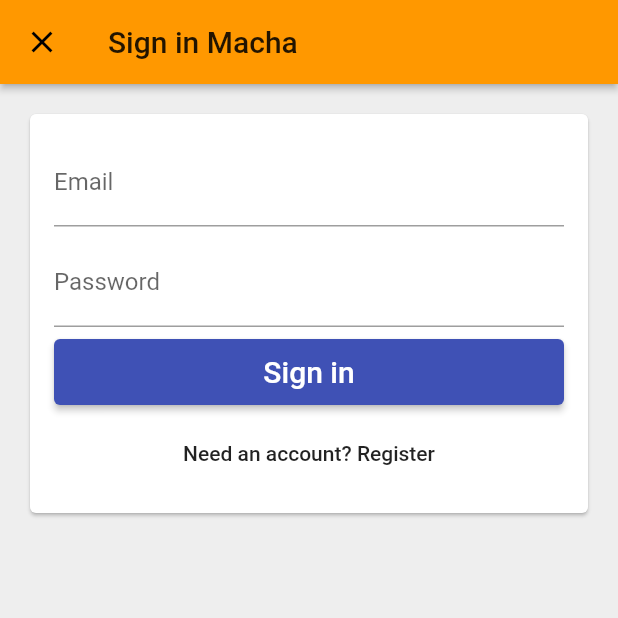
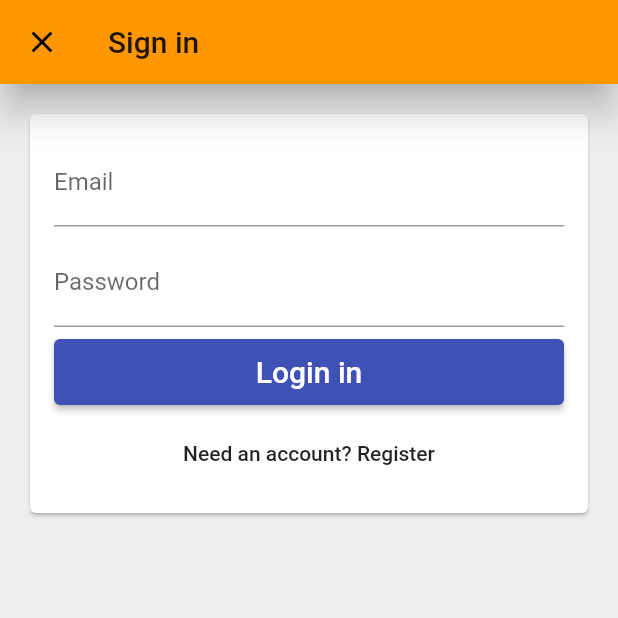
Before and after one commit to GeethKuldeep/Equinox_2021, a Flutter app: the screen it shows after launch, after a tap on "Sign in with email", on a phone screen of 412 x 824 dp, the top half of it. Run offline on Flutter 3.47's test engine with Material 2 defaults, Android fonts, the phone set to English and light mode, and no system bars; our stand-ins replace firebase_auth, fluttertoast, google_sign_in; accounts and stored records are empty.

```diff
--- a/lib/landing_page.dart
+++ b/lib/landing_page.dart
@@ -1,12 +1,25 @@
 
+import 'dart:async';
+
+import 'package:firebase_auth/firebase_auth.dart';
 import 'package:flutter/material.dart';
 import 'package:google_sigin/services/authentication.dart';
 import 'package:google_sigin/home_page.dart';
 import 'package:google_sigin/sign_in/sign_in_page.dart';
+import 'package:google_sigin/widgets/email_verification.dart';
 import 'package:provider/provider.dart';
 
 
-class LandingPage extends StatelessWidget {
+class LandingPage extends StatefulWidget {
+  @override
+  _LandingPageState createState() => _LandingPageState();
+}
+
+class _LandingPageState extends State<LandingPage> {
+
+
+
+
   @override
   Widget build(BuildContext context) {
     final auth=Provider.of<AuthBase>(context);
@@ -18,7 +31,7 @@ class LandingPage extends StatelessWidget {
             if (user == null) {
               return SignInPage();
             }
-            return HomePage();
+            return Verified();
 
           } else {
             return Scaffold(
--- a/lib/services/authentication.dart
+++ b/lib/services/authentication.dart
@@ -3,6 +3,7 @@ import 'package:flutter/foundation.dart';
 import 'package:flutter/material.dart';
 import 'package:flutter/services.dart';
 import 'package:google_sign_in/google_sign_in.dart';
+import 'package:fluttertoast/fluttertoast.dart';
 
 class User {
   User({@required this.uid});
@@ -12,6 +13,7 @@ class User {
 
 abstract class AuthBase {
   Stream<User> get onAuthStateChanged;
+  Future<void> VerifyUser();
   Future<User> currentUser();
   Future<void> signOut();
   Future<User> signInWithGoogle();
@@ -55,6 +57,8 @@ class Auth implements AuthBase {
     return _userFromFirebase(authResult.user);
   }
 
+
+
   @override
   Future<User> signInWithGoogle() async {
     final googleSignIn = GoogleSignIn();
--- a/lib/sign_in/email_sigin_page.dart
+++ b/lib/sign_in/email_sigin_page.dart
@@ -9,8 +9,8 @@ class EmailSigninPage extends StatelessWidget {
   Widget build(BuildContext context) {
     return Scaffold(
       appBar: AppBar(
-        title: Text('Sign in Macha'),
-        elevation: 2.0,
+        title: Text('Sign in'),
+        elevation: 10.0,
       ),
       body: Padding(
         padding: EdgeInsets.all(16.0),
--- a/lib/widgets/Email_Signin_form.dart
+++ b/lib/widgets/Email_Signin_form.dart
@@ -1,4 +1,9 @@
+
+import 'dart:async';
+
+import 'package:firebase_auth/firebase_auth.dart';
 import 'package:flutter/material.dart';
+import 'package:fluttertoast/fluttertoast.dart';
 import 'package:google_sigin/services/authentication.dart';
 import 'package:provider/provider.dart';
 import 'Email_Signin_Button.dart';
@@ -12,14 +17,19 @@ class EmailSignInForm extends StatefulWidget {
 
 class _EmailSignInFormState extends State<EmailSignInForm> {
 
+
+
   var _formkey =GlobalKey<FormState>();
+  String confirmpassword = "";
   final TextEditingController _emailController = TextEditingController();
   final TextEditingController _passwordController = TextEditingController();
   final FocusNode _emailFocusNode = FocusNode();
-  final FocusNode _passwordFocusNode = FocusNode();
+  final FocusNode _password1FocusNode = FocusNode();
+  final FocusNode _password2FocusNode = FocusNode();
   String get _email => _emailController.text;
   String get _password => _passwordController.text;
   EmailSignInFormType _formType = EmailSignInFormType.signIn;
+
 
   void _submit() async {
     try {
@@ -35,8 +45,12 @@ class _EmailSignInFormState extends State<EmailSignInForm> {
     }
   }
 
+
   void _emailEditingComplete() {
-    FocusScope.of(context).requestFocus(_passwordFocusNode);
+    FocusScope.of(context).requestFocus(_password1FocusNode);
+  }
+  void _passwordEditingComplete(){
+    FocusScope.of(context).requestFocus(_password2FocusNode);
   }
   void _toggleFormType() {
       setState(() {
@@ -51,7 +65,7 @@ class _EmailSignInFormState extends State<EmailSignInForm> {
     @override
     Widget build(BuildContext context) {
       final primaryText = _formType == EmailSignInFormType.signIn
-          ? 'Sign in'
+          ? 'Login in'
           : 'Create an account';
       final secondaryText = _formType == EmailSignInFormType.signIn
           ? 'Need an account? Register'
@@ -68,7 +82,7 @@ class _EmailSignInFormState extends State<EmailSignInForm> {
                 key: ValueKey("email"),
                 validator: (value){
                   if (value.isEmpty || !value.contains('@vitstudent.ac.in')){
-                    return 'Hey Asshole enter a valid email';
+                    return 'Please enter a valid email';
                   }
                   return null;
                 },
@@ -80,29 +94,53 @@ class _EmailSignInFormState extends State<EmailSignInForm> {
                 ),
                 autocorrect: false,
                 keyboardType: TextInputType.emailAddress,
-
                 textInputAction: TextInputAction.next,
                 onEditingComplete: _emailEditingComplete,
               ),
               SizedBox(height: 8.0),
+
               TextFormField(
-                key: ValueKey("password"),
+                key: ValueKey("password1"),
                 validator: (value){
+                  confirmpassword =value;
                   if (value.isEmpty || value.length<7){
                     return 'Password must be at least 7 characters long';
                   }
                   return null;
                 },
-                controller: _passwordController,
-                focusNode: _passwordFocusNode,
                 decoration: InputDecoration(
                   labelText: 'Password',
                 ),
-                textInputAction: TextInputAction.done,
+                controller: _passwordController,
+                focusNode: _password1FocusNode,
+                textInputAction: TextInputAction.next,
+                onEditingComplete: _passwordEditingComplete,
                 obscureText: true,
+              ),
 
-                onEditingComplete: _submit,
-              ),
+
+              if(_formType == EmailSignInFormType.register)
+                TextFormField(
+                  key: ValueKey("password2"),
+                  validator: (value){
+                      if (value.isEmpty || value.length < 7) {
+                        return 'Password must be at least 7 characters long';
+                    }
+                      if(confirmpassword != value){
+                        return 'Password not matched please enter again';
+                      }
+                    return null;
+                  },
+                  focusNode: _password2FocusNode,
+                  decoration: InputDecoration(
+                    labelText: 'Confirm your Password',
+                  ),
+                  textInputAction: TextInputAction.done,
+                  obscureText: true,
+                  onEditingComplete: _submit,
+                ),
+
+
               SizedBox(height: 8.0),
               FormSubmitButton(
                 text: primaryText,
@@ -110,8 +148,11 @@ class _EmailSignInFormState extends State<EmailSignInForm> {
                   if(_formkey.currentState.validate()== true){
                     return _submit();
                   }
+
                 },
               ),
+
+
               SizedBox(height: 8.0),
               FlatButton(
                 child: Text(secondaryText),
--- a/pubspec.yaml
+++ b/pubspec.yaml
@@ -32,6 +32,7 @@ dependencies:
   google_sign_in: ^4.0.7
   firebase_auth: ^0.14.0+5
   provider: ^3.1.0+1
+  fluttertoast: ^7.1.5
 
 
 dev_dependencies:
```
Also changed, not shown: lib/widgets/email_verification.dart (added, +45 -0 lines), pubspec.lock.
